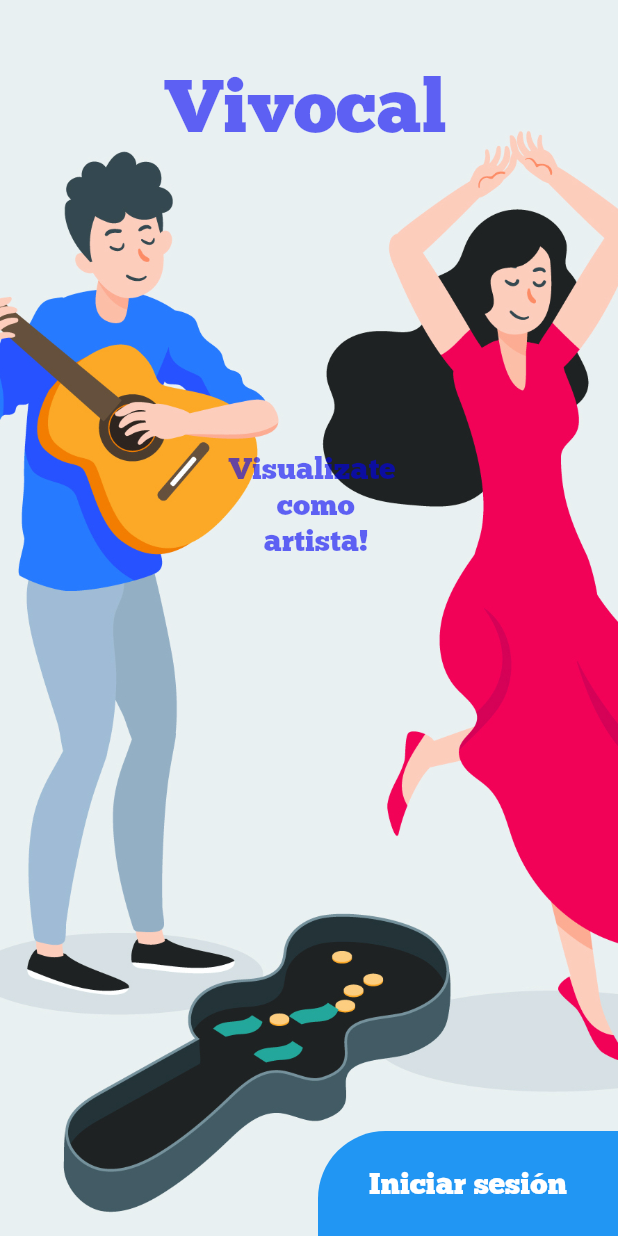
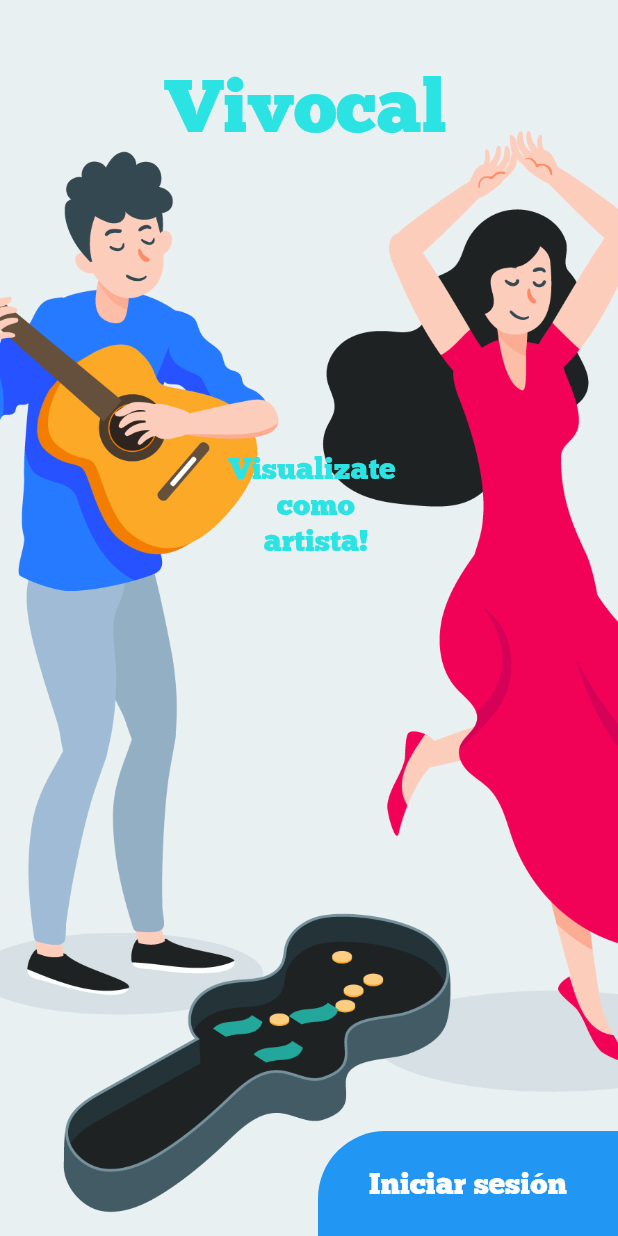
Before and after one commit to sebasval/fluttercleanbloc, a Flutter app: the screen it shows after launch, on a phone screen of 412 x 824 dp. Run offline on Flutter 3.47's test engine with Material 2 defaults, Android fonts, the phone set to English and light mode, and no system bars; our stand-ins replace firebase_auth, get_it, google_sign_in, shared_preferences; accounts and stored records are empty; generated files the repository leaves out were written again.

Commit message:
- Add Another Letter Font - Update Home UI

```diff
--- a/lib/core/contants.dart
+++ b/lib/core/contants.dart
@@ -14,9 +14,11 @@ class Constants {
   static const String nameAccount = "nameAccount";
   static const String photoAccount = "photoAccount";
   static const String signIn = "Iniciar sesión";
+  static const String explore = "Explora Vivocal";
 
   //Colors
   static const white = 0xfffffff;
+  static const black = 0xf000000;
   static const thirdColor = 0xf112d9c;
   static const primaryColor = 0xf2be3e3;
   static const secondaryColor = 0xfba6565;
@@ -26,6 +28,7 @@ class Constants {
 
   static const String quickSand = "Quicksand";
   static const String chunkFive = "ChunkFive";
+  static const String josefinSans = "JosefinSans";
 
 
 
--- a/lib/ui/home/home_bloc.dart
+++ b/lib/ui/home/home_bloc.dart
@@ -18,17 +18,11 @@ class HomeBloc extends Bloc {
 
   HomeBloc(this._getVivocalUseCase, this._getSavesVivocalUseCase);
 
-  void getListOfSavedCities() {
-    streamController.sink
-        .add(OnGetSavedCities(_getSavesVivocalUseCase.execute()));
-  }
-
   void onGetWeatherByCityName(String cityName) async {
     streamController.add(Loading());
     final response = await _getVivocalUseCase.execute(cityName);
     switch (response.status) {
       case Status.SUCCESS:
-        getListOfSavedCities();
         streamController.sink.add(Success(response.data));
         break;
       case Status.FAILURE:
--- a/lib/ui/login/login_page.dart
+++ b/lib/ui/login/login_page.dart
@@ -64,8 +64,8 @@ class _LoginPageState extends WidgetSate<LoginPage, LoginBloc> {
           child: Center(
             child: Padding(
               padding: const EdgeInsets.all(8.0),
-              child: VivoText(Constants.signIn, Constants.white, 20,
-                  Constants.chunkFive, 1.0),
+              child: VivoText(Constants.signIn, 20,
+                  Constants.chunkFive, 1.0, Colors.white),
             ),
           ),
         ),
--- a/lib/ui/vivocal_widgets/vivocal_widgets.dart
+++ b/lib/ui/vivocal_widgets/vivocal_widgets.dart
@@ -3,12 +3,13 @@ import 'package:flutter_clean_architecture/core/contants.dart';
 
 class VivoText extends StatelessWidget {
   final String _text;
-  final int _color;
   final double _size;
   final String _fontStyle;
   final double _opacity;
+  final Color _color;
 
-  VivoText(this._text, this._color, this._size, this._fontStyle, this._opacity);
+  VivoText(this._text, this._size, this._fontStyle, this._opacity,
+      [this._color = Colors.black]);
 
   @override
   Widget build(BuildContext context) {
@@ -17,7 +18,7 @@ class VivoText extends StatelessWidget {
       textAlign: TextAlign.center,
       style: TextStyle(
           fontSize: _size,
-          color: Color(_color).withOpacity(_opacity),
+          color: _color.withOpacity(_opacity),
           fontFamily: _fontStyle),
     );
   }
@@ -92,8 +93,8 @@ class LoginTitleText extends StatelessWidget {
     return Positioned(
         top: 40,
         left: 110,
-        child: VivoText(
-            Constants.vivocal, Colors.blue.blue, 50.0, 'ChunkFive', 0.6));
+        child:
+            VivoText(Constants.vivocal, 50.0, Constants.chunkFive, 1.0, Color(Constants.primaryColor)));
   }
 }
 
@@ -103,7 +104,18 @@ class LoginDescriptionText extends StatelessWidget {
     return Positioned(
         top: 300,
         left: 150,
-        child: VivoText(Constants.welcomeLoginText, Colors.blue.blue, 20.0,
-            'ChunkFive', 0.6));
+        child: VivoText(
+            Constants.welcomeLoginText, 20.0, Constants.chunkFive,1.0, Color(Constants.primaryColor)));
   }
 }
+
+class ArtistType extends StatelessWidget {
+  @override
+  Widget build(BuildContext context) {
+    return Row(
+      children: <Widget>[
+
+      ],
+    )
+  }
+}
--- a/pubspec.yaml
+++ b/pubspec.yaml
@@ -58,6 +58,9 @@ flutter:
     - family: Quicksand
       fonts:
         - asset: assets/fonts/Quicksand-Light.otf
+    - family: JosefinSans
+      fonts:
+        - asset: assets/fonts/JosefinSans-Light.ttf
   #       - asset: fonts/TrajanPro_Bold.ttf
   #         weight: 700
   #
```
Also changed, not shown: lib/ui/home/home_page.dart (+15 -45 lines), assets/fonts/JosefinSans-Light.ttf (added).
